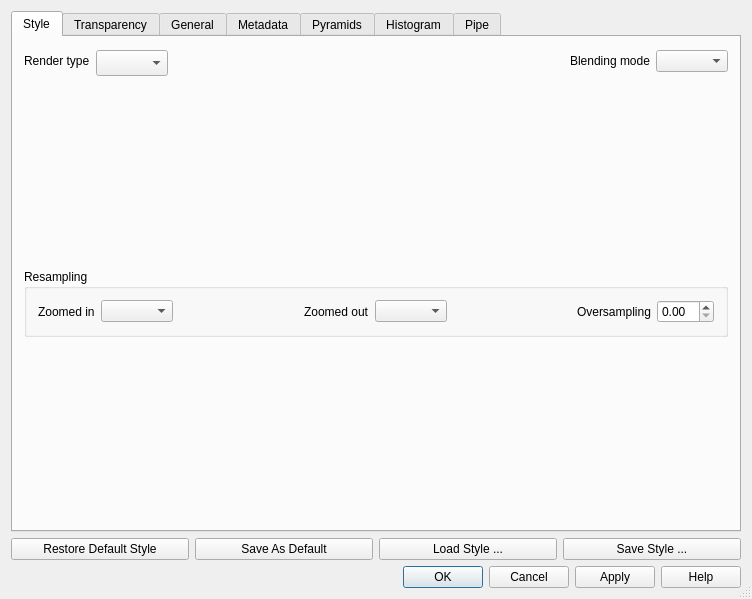
Before: the Qt Designer form src/ui/qgsrasterlayerpropertiesbase.ui in carsmie/QGIS, drawn with Qt 5.
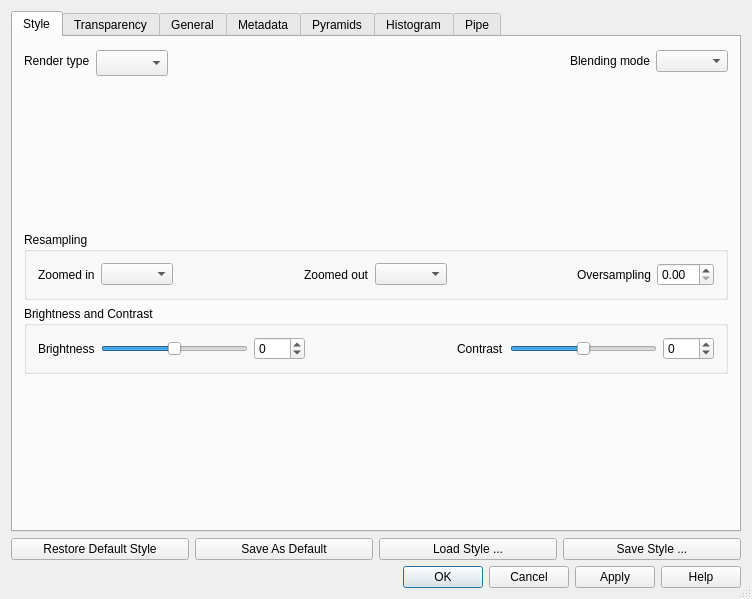
After: the same form once the commit is applied. The open tabs and pages were chosen to show the change. Icons and pictures are not drawn. Custom widgets are drawn as their Qt base class.

Commit message: UI to control brightness and contrast values in raster properties, attempt to fix contrast calculation

The edit to the form file:
```diff
--- a/src/ui/qgsrasterlayerpropertiesbase.ui
+++ b/src/ui/qgsrasterlayerpropertiesbase.ui
@@ -248,6 +248,103 @@
          </layout>
         </widget>
        </item>
+       <item>
+        <widget class="QgsCollapsibleGroupBox" name="mBrightessContrastGroupBox">
+         <property name="title">
+          <string>Brightness and Contrast</string>
+         </property>
+         <property name="collapsed" stdset="0">
+          <bool>false</bool>
+         </property>
+         <property name="saveCollapsedState" stdset="0">
+          <bool>true</bool>
+         </property>
+         <layout class="QHBoxLayout" name="horizontalLayout_11">
+          <item>
+           <widget class="QLabel" name="label_2">
+            <property name="text">
+             <string>Brightness</string>
+            </property>
+           </widget>
+          </item>
+          <item>
+           <widget class="QSlider" name="mSliderBrightness">
+            <property name="minimum">
+             <number>-255</number>
+            </property>
+            <property name="maximum">
+             <number>255</number>
+            </property>
+            <property name="orientation">
+             <enum>Qt::Horizontal</enum>
+            </property>
+            <property name="tickPosition">
+             <enum>QSlider::NoTicks</enum>
+            </property>
+            <property name="tickInterval">
+             <number>0</number>
+            </property>
+           </widget>
+          </item>
+          <item>
+           <widget class="QSpinBox" name="mBrightnessSpinBox">
+            <property name="minimum">
+             <number>-255</number>
+            </property>
+            <property name="maximum">
+             <number>255</number>
+            </property>
+           </widget>
+          </item>
+          <item>
+           <spacer name="horizontalSpacer_4">
+            <property name="orientation">
+             <enum>Qt::Horizontal</enum>
+            </property>
+            <property name="sizeHint" stdset="0">
+             <size>
+              <width>40</width>
+              <height>20</height>
+             </size>
+            </property>
+           </spacer>
+          </item>
+          <item>
+           <widget class="QLabel" name="label_5">
+            <property name="text">
+             <string>Contrast</string>
+            </property>
+           </widget>
+          </item>
+          <item>
+           <widget class="QSlider" name="mSliderContrast">
+            <property name="minimum">
+             <number>-100</number>
+            </property>
+            <property name="maximum">
+             <number>100</number>
+            </property>
+            <property name="singleStep">
+             <number>1</number>
+            </property>
+            <property name="orientation">
+             <enum>Qt::Horizontal</enum>
+            </property>
+           </widget>
+          </item>
+          <item>
+           <widget class="QSpinBox" name="mContrastSpinBox">
+            <property name="minimum">
+             <number>-100</number>
+            </property>
+            <property name="maximum">
+             <number>100</number>
+            </property>
+           </widget>
+          </item>
+         </layout>
+        </widget>
+       </item>
        <item>
         <spacer name="verticalSpacer">
          <property name="orientation">
```
Left out of the diff: 4 changed lines with no effect on the pictures. The commit also changes 3 other files.
